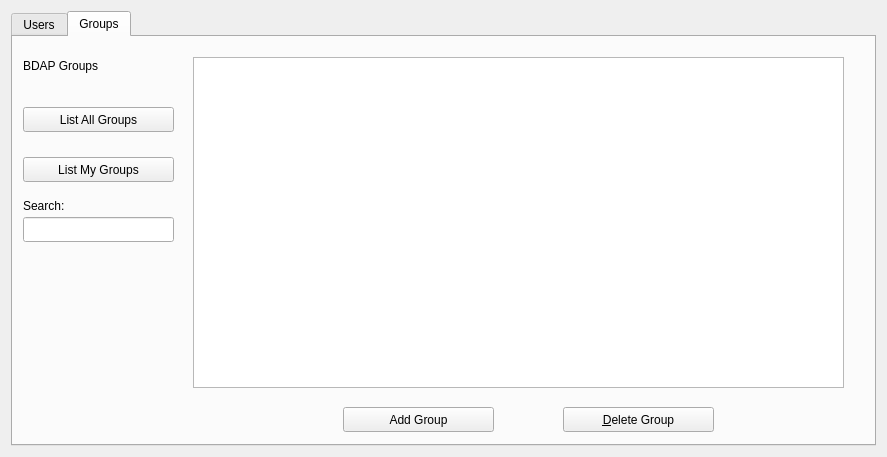
duality-solutions/Dynamic, file src/qt/forms/bdappage.ui: the form before one commit.
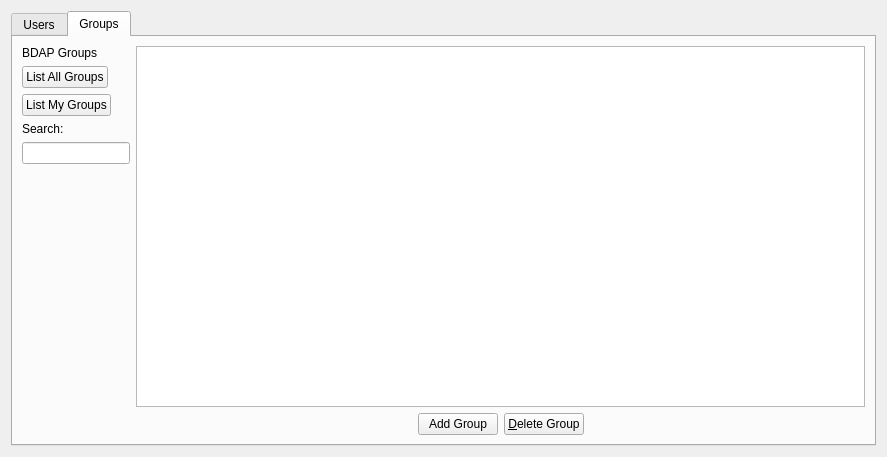
The form after the commit. The open tabs and pages were chosen to show the change. Icons and pictures are not drawn.

Commit message: [BDAP GUI] Make BDAP Groups table resize dynamically. Bugfixes. WIP

Patch:
```diff
--- a/src/qt/forms/bdappage.ui
+++ b/src/qt/forms/bdappage.ui
@@ -227,76 +227,116 @@
       <attribute name="title">
        <string>Groups</string>
       </attribute>
+      <layout class="QGridLayout" name="gridLayout_2">
+       <item row="0" column="0">
+        <layout class="QVBoxLayout" name="verticalLayout_3">
+         <item>
       <widget class="QLabel" name="label_Groups">
-       <property name="geometry">
-        <rect>
-         <x>10</x>
-         <y>20</y>
-         <width>101</width>
-         <height>17</height>
-        </rect>
-       </property>
        <property name="text">
         <string>BDAP Groups</string>
        </property>
       </widget>
+         </item>
+         <item>
       <widget class="QPushButton" name="pushButton_AllGroups">
-       <property name="geometry">
-        <rect>
-         <x>10</x>
-         <y>70</y>
-         <width>151</width>
-         <height>25</height>
-        </rect>
+           <property name="sizePolicy">
+            <sizepolicy hsizetype="Fixed" vsizetype="Fixed">
+             <horstretch>0</horstretch>
+             <verstretch>0</verstretch>
+            </sizepolicy>
        </property>
        <property name="text">
         <string>List All Groups</string>
        </property>
       </widget>
+         </item>
+         <item>
       <widget class="QPushButton" name="pushButton_MyGroups">
-       <property name="geometry">
-        <rect>
-         <x>10</x>
-         <y>120</y>
-         <width>151</width>
-         <height>25</height>
-        </rect>
+           <property name="sizePolicy">
+            <sizepolicy hsizetype="Fixed" vsizetype="Fixed">
+             <horstretch>0</horstretch>
+             <verstretch>0</verstretch>
+            </sizepolicy>
        </property>
        <property name="text">
         <string>List My Groups</string>
        </property>
       </widget>
+         </item>
+         <item>
       <widget class="QLabel" name="label_Search_2">
-       <property name="geometry">
-        <rect>
-         <x>10</x>
-         <y>160</y>
-         <width>101</width>
-         <height>17</height>
-        </rect>
-       </property>
        <property name="text">
         <string>Search:</string>
        </property>
       </widget>
+         </item>
+         <item>
       <widget class="QLineEdit" name="lineEdit_GroupSearch">
-       <property name="geometry">
-        <rect>
-         <x>10</x>
-         <y>180</y>
-         <width>151</width>
-         <height>25</height>
-        </rect>
-       </property>
-      </widget>
+           <property name="sizePolicy">
+            <sizepolicy hsizetype="Fixed" vsizetype="Fixed">
+             <horstretch>0</horstretch>
+             <verstretch>0</verstretch>
+            </sizepolicy>
+           </property>
+          </widget>
+         </item>
+         <item>
+          <spacer name="verticalSpacer_2">
+           <property name="orientation">
+            <enum>Qt::Vertical</enum>
+           </property>
+           <property name="sizeHint" stdset="0">
+            <size>
+             <width>20</width>
+             <height>40</height>
+            </size>
+           </property>
+          </spacer>
+         </item>
+        </layout>
+       </item>
+       <item row="0" column="1">
+        <layout class="QVBoxLayout" name="verticalLayout_4">
+         <item>
+          <widget class="QTableWidget" name="tableWidget_Groups">
+           <property name="editTriggers">
+            <set>QAbstractItemView::NoEditTriggers</set>
+           </property>
+           <property name="selectionBehavior">
+            <enum>QAbstractItemView::SelectRows</enum>
+           </property>
+           <attribute name="horizontalHeaderShowSortIndicator" stdset="0">
+            <bool>true</bool>
+           </attribute>
+           <attribute name="horizontalHeaderStretchLastSection">
+            <bool>true</bool>
+           </attribute>
+          </widget>
+         </item>
+         <item>
+          <layout class="QHBoxLayout" name="horizontalLayout_5">
+           <item>
+            <spacer name="horizontalSpacer_4">
+             <property name="orientation">
+              <enum>Qt::Horizontal</enum>
+             </property>
+             <property name="sizeHint" stdset="0">
+              <size>
+               <width>40</width>
+               <height>20</height>
+              </size>
+             </property>
+            </spacer>
+           </item>
+           <item>
+            <layout class="QHBoxLayout" name="horizontalLayout_2">
+             <item>
       <widget class="QPushButton" name="addGroup">
-       <property name="geometry">
-        <rect>
-         <x>330</x>
-         <y>370</y>
-         <width>151</width>
-         <height>25</height>
-        </rect>
+               <property name="sizePolicy">
+                <sizepolicy hsizetype="Fixed" vsizetype="Fixed">
+                 <horstretch>0</horstretch>
+                 <verstretch>0</verstretch>
+                </sizepolicy>
        </property>
        <property name="toolTip">
         <string>Add a new group</string>
@@ -312,14 +352,14 @@
         <bool>false</bool>
        </property>
       </widget>
+             </item>
+             <item>
       <widget class="QPushButton" name="deleteGroup">
-       <property name="geometry">
-        <rect>
-         <x>550</x>
-         <y>370</y>
-         <width>151</width>
-         <height>25</height>
-        </rect>
+               <property name="sizePolicy">
+                <sizepolicy hsizetype="Fixed" vsizetype="Fixed">
+                 <horstretch>0</horstretch>
+                 <verstretch>0</verstretch>
+                </sizepolicy>
        </property>
        <property name="toolTip">
         <string>Delete the currently selected group from the list</string>
@@ -335,39 +375,27 @@
         <bool>false</bool>
        </property>
       </widget>
-      <widget class="QWidget" name="horizontalLayoutWidget">
-       <property name="geometry">
-        <rect>
-         <x>840</x>
-         <y>10</y>
-         <width>20</width>
-         <height>391</height>
-        </rect>
-       </property>
-       <layout class="QHBoxLayout" name="horizontalLayout_2"/>
-      </widget>
-      <widget class="QTableWidget" name="tableWidget_Groups">
-       <property name="geometry">
-        <rect>
-         <x>180</x>
-         <y>20</y>
-         <width>651</width>
-         <height>331</height>
-        </rect>
-       </property>
-       <property name="editTriggers">
-        <set>QAbstractItemView::NoEditTriggers</set>
-       </property>
-       <property name="selectionBehavior">
-        <enum>QAbstractItemView::SelectRows</enum>
-       </property>
-       <attribute name="horizontalHeaderShowSortIndicator" stdset="0">
-        <bool>true</bool>
-       </attribute>
-       <attribute name="horizontalHeaderStretchLastSection">
-        <bool>true</bool>
-       </attribute>
-      </widget>
+             </item>
+            </layout>
+           </item>
+           <item>
+            <spacer name="horizontalSpacer_5">
+             <property name="orientation">
+              <enum>Qt::Horizontal</enum>
+             </property>
+             <property name="sizeHint" stdset="0">
+              <size>
+               <width>40</width>
+               <height>20</height>
+              </size>
+             </property>
+            </spacer>
+           </item>
+          </layout>
+         </item>
+        </layout>
+       </item>
+      </layout>
      </widget>
     </widget>
    </item>
```
Left out of the diff: 21 changed lines with no effect on the pictures. Lines whose indentation alone changed are shown as unchanged. The commit also changes 1 other file.
